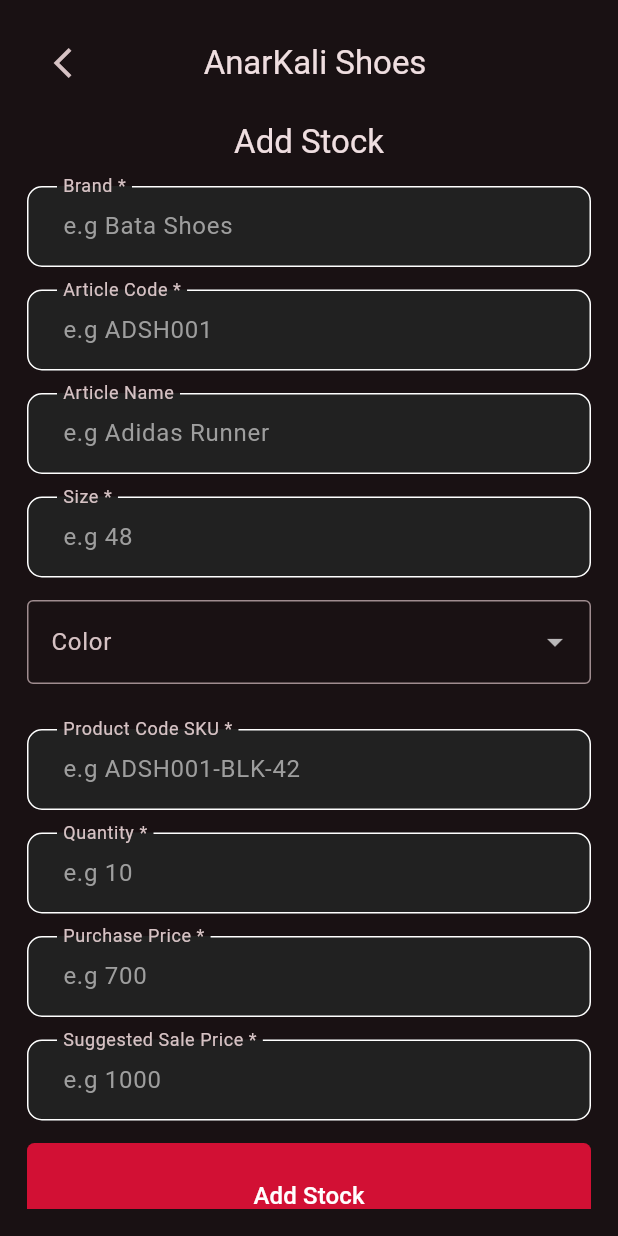
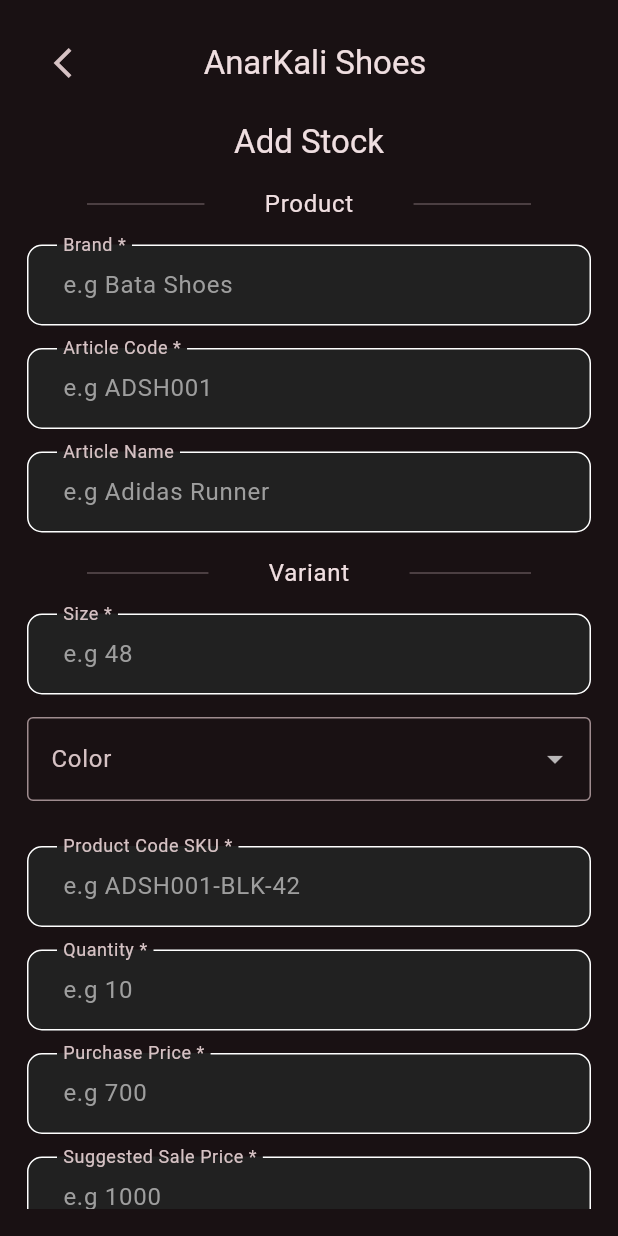
Before and after one commit to gohardhuddi/local_shose_store_pos, a Flutter app: the AddStockScreen screen opened by its route, on a phone screen of 412 x 824 dp. Run offline on Flutter 3.47's test engine with Material 3 defaults, Android fonts, the phone set to English and light mode, and no system bars; our stand-ins replace equatable, flutter_bloc, persistent_bottom_nav_bar, sembast_web, sqflite, stream_transform; accounts and stored records are empty; Roboto replaces fonts that are missing (outfit).

```diff
--- a/lib/main.dart
+++ b/lib/main.dart
@@ -18,6 +18,7 @@ Future<void> main() async {
   WidgetsFlutterBinding.ensureInitialized();
   stockDb = StockDbFactory.create();
   await stockDb.init();
+
   runApp(const MyApp());
 }
 
--- a/lib/views/add_stock_screen.dart
+++ b/lib/views/add_stock_screen.dart
@@ -114,6 +114,30 @@ class _AddStockScreenState extends State<AddStockScreen> {
                       "Add Stock",
                       style: Theme.of(context).textTheme.titleLarge,
                     ),
+                    Row(
+                      children: [
+                        Expanded(
+                          child: Divider(
+                            thickness: 0.5,
+                            indent: 40,
+                            endIndent: 40,
+                            color: Theme.of(context).dividerColor,
+                          ),
+                        ),
+                        Text(
+                          "Product",
+                          style: Theme.of(context).textTheme.bodyLarge,
+                        ),
+                        Expanded(
+                          child: Divider(
+                            thickness: 0.5,
+                            indent: 40,
+                            endIndent: 40,
+                            color: Theme.of(context).dividerColor,
+                          ),
+                        ),
+                      ],
+                    ),
                     CustomTextField(
                       textEditingController: brandController,
                       labelText: "Brand *",
@@ -136,6 +160,30 @@ class _AddStockScreenState extends State<AddStockScreen> {
                       textEditingController: articleNameController,
                       labelText: "Article Name",
                       hintText: "e.g Adidas Runner",
+                    ),
+                    Row(
+                      children: [
+                        Expanded(
+                          child: Divider(
+                            thickness: 0.5,
+                            indent: 40,
+                            endIndent: 40,
+                            color: Theme.of(context).dividerColor,
+                          ),
+                        ),
+                        Text(
+                          "Variant",
+                          style: Theme.of(context).textTheme.bodyLarge,
+                        ),
+                        Expanded(
+                          child: Divider(
+                            thickness: 0.5,
+                            indent: 40,
+                            endIndent: 40,
+                            color: Theme.of(context).dividerColor,
+                          ),
+                        ),
+                      ],
                     ),
                     CustomTextField(
                       textEditingController: sizeController,
--- a/pubspec.yaml
+++ b/pubspec.yaml
@@ -46,6 +46,9 @@ dependencies:
   persistent_bottom_nav_bar: ^6.2.1
   font_awesome_flutter: ^10.9.0
   stream_transform: ^2.1.0
+  uuid: ^4.5.1
+  dio: ^5.9.0
+  connectivity_plus: ^6.1.5
 
 
 dev_dependencies:
```
Also changed, not shown: lib/controller/add_stock_bloc/add_stock_bloc.dart (+9 -0 lines), lib/repository/add_stock_repository.dart (+17 -0 lines), lib/services/add_stock_service_local.dart (+20 -0 lines), lib/services/storage/stock_db.dart (+9 -0 lines), lib/services/storage/stock_db_sqflite.dart (+83 -27 lines), lib/services/storage/stock_db_web.dart (+79 -51 lines), 2 other files.
